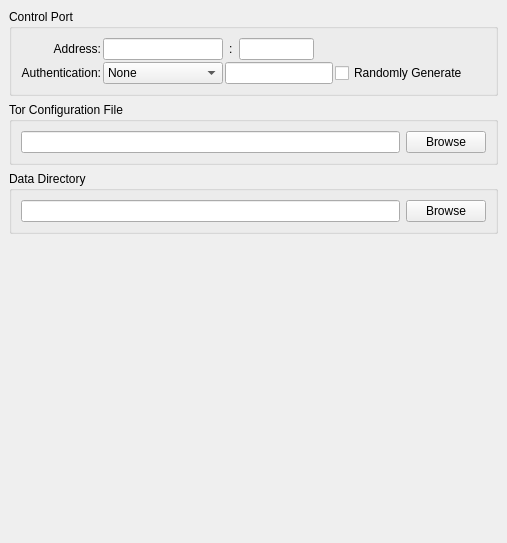
Before: the Qt Designer form src/vidalia/config/AdvancedPage.ui in a-ilin/vidalia, drawn with Qt 5.
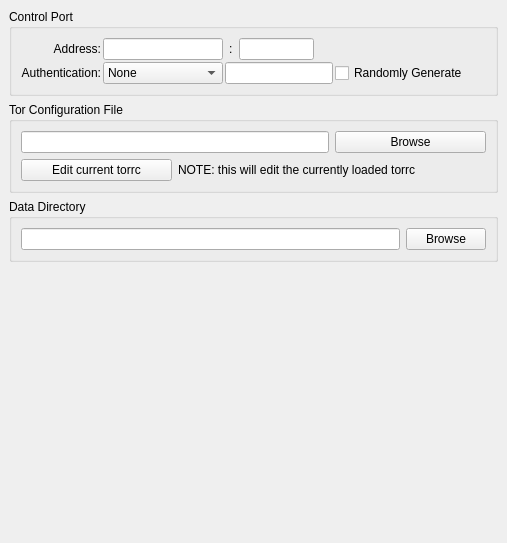
After: the same form once the commit is applied.

Commit message:
Adds a way to edit torrc file (wrt #2083) and removes stdset in UI files
svn:r4483

```diff
--- a/src/vidalia/config/AdvancedPage.ui
+++ b/src/vidalia/config/AdvancedPage.ui
@@ -218,16 +218,13 @@
      <property name="title" >
       <string>Tor Configuration File</string>
      </property>
-     <layout class="QHBoxLayout" >
-      <property name="margin" >
+     <layout class="QGridLayout" name="gridLayout_2">
+      <property name="margin">
        <number>9</number>
       </property>
-      <property name="spacing" >
-       <number>6</number>
-      </property>
-      <item>
-       <widget class="QLineEdit" name="lineTorConfig" >
-        <property name="enabled" >
+      <item row="0" column="0" colspan="2">
+       <widget class="QLineEdit" name="lineTorConfig">
+        <property name="enabled">
          <bool>true</bool>
         </property>
         <property name="cursor" >
@@ -241,25 +238,43 @@
         </property>
        </widget>
       </item>
-      <item>
-       <widget class="QPushButton" name="btnBrowseTorConfig" >
-        <property name="enabled" >
-         <bool>true</bool>
+      <item row="0" column="2">
+       <layout class="QGridLayout" name="gridLayout">
+        <item row="0" column="0">
+         <widget class="QPushButton" name="btnBrowseTorConfig">
+          <property name="enabled">
+           <bool>true</bool>
+          </property>
+          <property name="minimumSize">
+           <size>
+            <width>0</width>
+            <height>0</height>
+           </size>
+          </property>
+          <property name="contextMenuPolicy">
+           <enum>Qt::NoContextMenu</enum>
+          </property>
+          <property name="toolTip">
+           <string>Select path to your configuration file</string>
+          </property>
+          <property name="text">
+           <string>Browse</string>
+          </property>
+         </widget>
+        </item>
+       </layout>
+      </item>
+      <item row="1" column="0">
+       <widget class="QPushButton" name="btnEditTorConfig">
+        <property name="text">
+         <string>Edit current torrc</string>
         </property>
-        <property name="minimumSize" >
-         <size>
-          <width>0</width>
-          <height>0</height>
-         </size>
-        </property>
-        <property name="contextMenuPolicy" >
-         <enum>Qt::NoContextMenu</enum>
-        </property>
-        <property name="toolTip" >
-         <string>Select path to your configuration file</string>
-        </property>
-        <property name="text" >
-         <string>Browse</string>
+       </widget>
+      </item>
+      <item row="1" column="1" colspan="2">
+       <widget class="QLabel" name="lblNotice">
+        <property name="text">
+         <string>NOTE: this will edit the currently loaded torrc</string>
         </property>
        </widget>
       </item>
@@ -274,16 +289,16 @@
      <property name="title" >
       <string>Data Directory</string>
      </property>
-     <layout class="QHBoxLayout" >
-      <property name="margin" >
-       <number>9</number>
-      </property>
-      <property name="spacing" >
+     <layout class="QHBoxLayout">
+      <property name="spacing">
        <number>6</number>
       </property>
+      <property name="margin">
+       <number>9</number>
+      </property>
       <item>
-       <widget class="QLineEdit" name="lineTorDataDirectory" >
-        <property name="enabled" >
+       <widget class="QLineEdit" name="lineTorDataDirectory">
+        <property name="enabled">
          <bool>true</bool>
         </property>
         <property name="cursor" >
@@ -298,8 +313,8 @@
        </widget>
       </item>
       <item>
-       <widget class="QPushButton" name="btnBrowseTorDataDirectory" >
-        <property name="enabled" >
+       <widget class="QPushButton" name="btnBrowseTorDataDirectory">
+        <property name="enabled">
          <bool>true</bool>
         </property>
         <property name="minimumSize" >
```
Left out of the diff: 184 changed lines with no effect on the pictures. The commit also changes 17 other files.
